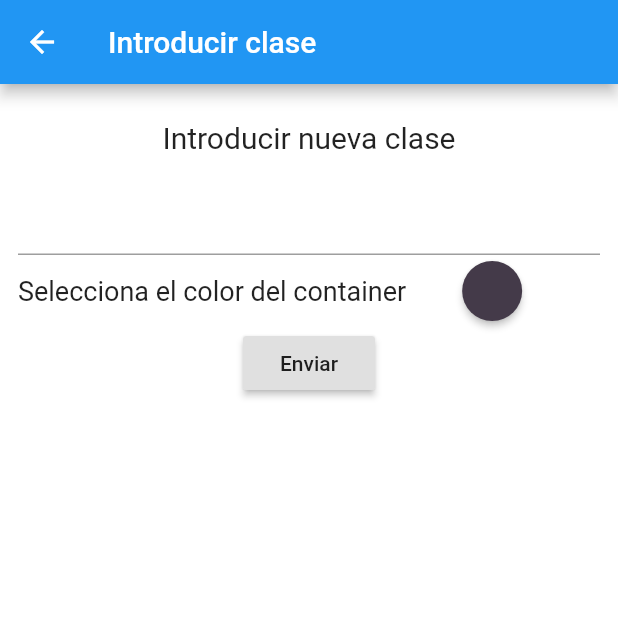
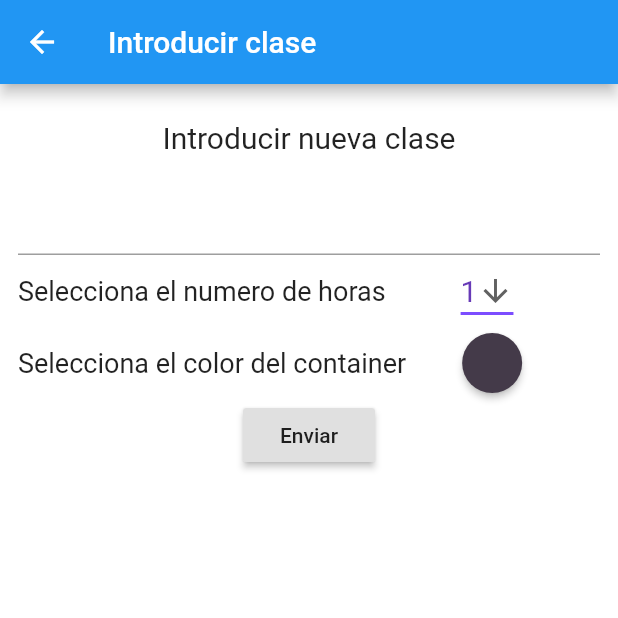
Before and after one commit to enetz7/flutter_Calendar, a Flutter app: the Modal screen opened directly, after a tap on "Enviar", on a phone screen of 412 x 824 dp, the top half of it. Run offline on Flutter 3.47's test engine with Material 2 defaults, Android fonts, the phone set to English and light mode, and no system bars; our stand-ins replace flutter_colorpicker; network calls fail.

Commit message:
feat: add row size

```diff
--- a/lib/api/apiConection.dart
+++ b/lib/api/apiConection.dart
@@ -38,9 +38,6 @@ class ApiConection extends State<ApiConect> {
 
   @override
   Widget build(BuildContext context) {
-    // TODO: implement build
     throw UnimplementedError();
   }
-  // This widget is the root of your application.
-
 }
--- a/lib/model/contenedor.dart
+++ b/lib/model/contenedor.dart
@@ -2,11 +2,12 @@ import 'package:flutter/cupertino.dart';
 
 class Contenedor {
   Color containerColor;
-  String note;
-
+  String text;
+  int rowCount;
   // constructor
-  Contenedor(Color containerColor, String note) {
+  Contenedor(Color containerColor, String text, int rowCount) {
     this.containerColor = containerColor;
-    this.note = note;
+    this.text = text;
+    this.rowCount = rowCount;
   }
 }
--- a/lib/page/modal.dart
+++ b/lib/page/modal.dart
@@ -2,8 +2,10 @@ import 'package:flutter/material.dart';
 import 'package:flutter_colorpicker/flutter_colorpicker.dart';
 import 'package:calendar/model/contenedor.dart';
 import 'package:calendar/api/apiConection.dart';
+
 class Modal extends StatefulWidget {
-  Modal({Key key, this.contenedor,this.index,this.day,this.list}) : super(key: key);
+  Modal({Key key, this.contenedor, this.index, this.day, this.list})
+      : super(key: key);
 
   Contenedor contenedor;
   int index;
@@ -15,13 +17,21 @@ class Modal extends StatefulWidget {
 }
 
 class _Modal extends State<Modal> {
+  String dropdownValue = '1';
+
   void changeColor(Color color) {
     setState(() => pickerColor = color);
   }
 
   void changeText(String value) {
     setState(() {
-      widget.contenedor.note = value;
+      widget.contenedor.text = value;
+    });
+  }
+
+  void changeRowCount(String rowCount) {
+    setState(() {
+      widget.contenedor.rowCount = int.parse(rowCount);
     });
   }
 
@@ -48,6 +58,41 @@ class _Modal extends State<Modal> {
                     ))),
             TextField(
               onChanged: (value) => changeText(value),
+            ),
+            Row(
+              children: [
+                Text("Selecciona el numero de horas",
+                    style: TextStyle(
+                      fontSize: 18,
+                    )),
+                Padding(
+                  padding: EdgeInsets.only(left: 50),
+                  child: DropdownButton<String>(
+                    value: dropdownValue,
+                    icon: Icon(Icons.arrow_downward),
+                    iconSize: 24,
+                    elevation: 16,
+                    style: TextStyle(color: Colors.deepPurple, fontSize: 20),
+                    underline: Container(
+                      height: 2,
+                      color: Colors.deepPurpleAccent,
+                    ),
+                    onChanged: (String newValue) {
+                      setState(() {
+                        dropdownValue = newValue;
+                      });
+                      changeRowCount(newValue);
+                    },
+                    items: <String>['1', '2']
+                        .map<DropdownMenuItem<String>>((String value) {
+                      return DropdownMenuItem<String>(
+                        value: value,
+                        child: Text(value),
+                      );
+                    }).toList(),
+                  ),
+                ),
+              ],
             ),
             Row(children: [
               Text(
@@ -91,7 +136,12 @@ class _Modal extends State<Modal> {
               child: Text("Enviar"),
               onPressed: () {
                 setState(() {
-                  widget.list[widget.index][widget.day]=widget.contenedor.note+"|"+widget.contenedor.containerColor.toString();
+                  widget.list[widget.index][widget.day] =
+                      widget.contenedor.text +
+                          "|" +
+                          widget.contenedor.containerColor.toString() +
+                          "|" +
+                          widget.contenedor.rowCount.toString();
                 });
                 ApiConection().createCsv(widget.list);
                 Navigator.of(context).pop();
--- a/pubspec.yaml
+++ b/pubspec.yaml
@@ -26,6 +26,7 @@ dependencies:
   csv: ^4.0.3
   http: ^0.12.2
   flutter_colorpicker: ^0.3.4
+  flutter_staggered_grid_view: "^0.3.2"
 
 
   # The following adds the Cupertino Icons font to your application.
```
Also changed, not shown: lib/main.dart (+41 -16 lines), lib/model/doubleRow.dart (added, +10 -0 lines), pubspec.lock.
